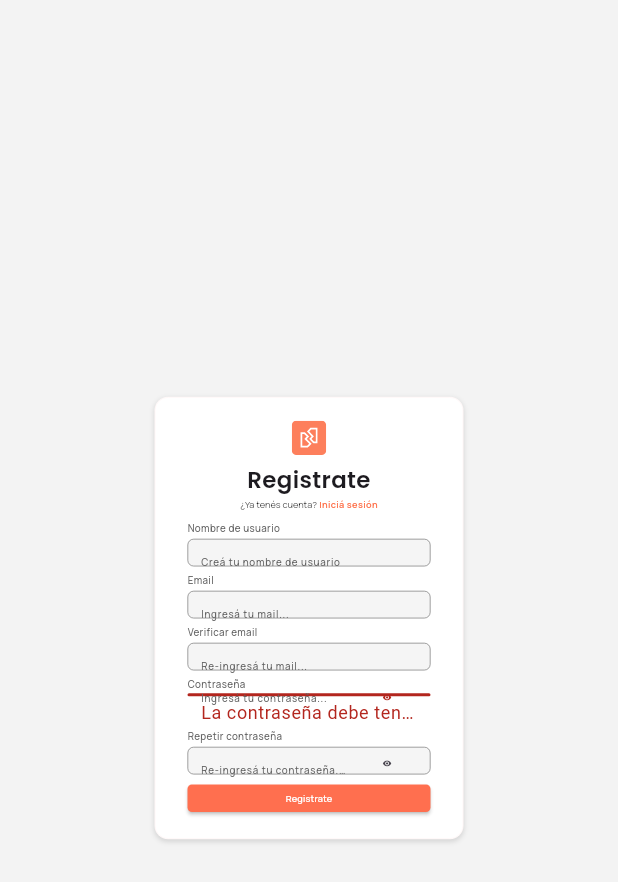
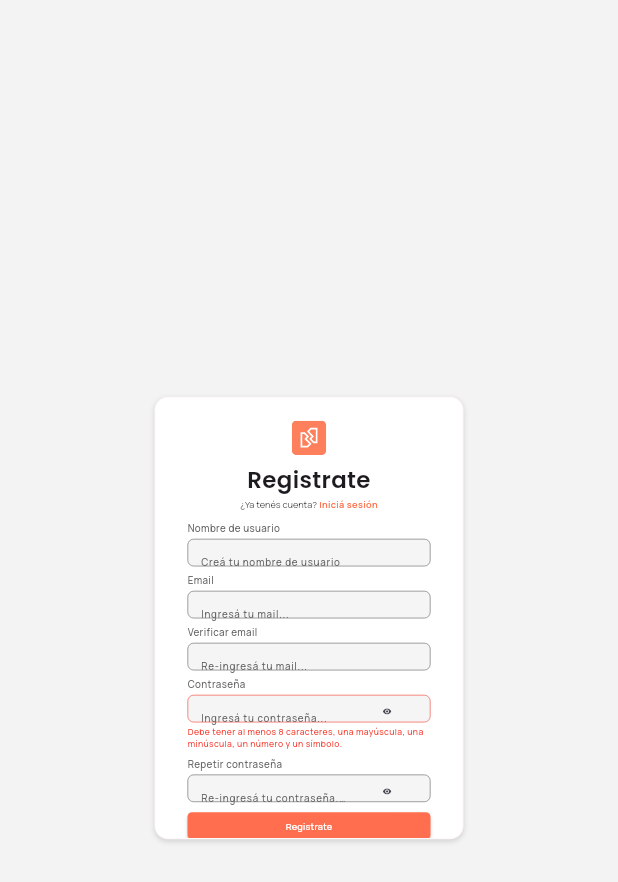
Before and after one commit to jaimeamigoUTDT/billbreaker_admin, a Flutter app: the RegisterPage screen opened by its route, after a tap on "Registrate", on a phone screen of 412 x 824 dp. Shown: the top 882 px of the screen. Run offline on Flutter 3.47's test engine with Material 3 defaults, Android fonts, the phone set to English and light mode, and no system bars; our stand-ins replace flutter_svg, get, go_router, google_fonts, shared_preferences; missing offline and left inert: adaptive_scrollbar, universal_html; accounts and stored records are empty; network calls fail.

Commit message:
un cambio mas

```diff
--- a/lib/app/pages/register/register_view.dart
+++ b/lib/app/pages/register/register_view.dart
@@ -21,6 +21,8 @@ class _RegisterPageState extends State<RegisterPage> {
 
   String? _usernameError;
   String? _passwordError;
+  String? _emailError;
+  String? _verifyEmailError;
 
   bool _obscurePassword = true;
   bool _obscureVerifyPassword = true;
@@ -47,20 +49,20 @@ class _RegisterPageState extends State<RegisterPage> {
     setState(() {
       _usernameError = null;
       _passwordError = null;
+      _emailError = null;
+      _verifyEmailError = null;
     });
 
-    if (_userNameController.text.contains('-')) {
-      setState(() => _usernameError = 'No se permiten guiones en el nombre de usuario.');
+    if (_userNameController.text.contains('_') || _userNameController.text.contains('-')) {
+      setState(() => _usernameError = 'No se permiten guiones bajos ni guiones en el nombre de usuario.');
       return;
     }
 
     if (_emailRegisterController.text != _emailVerifyController.text) {
-      ScaffoldMessenger.of(context).showSnackBar(
-        const SnackBar(
-          content: Text('Los correos electrónicos no coinciden'),
-          backgroundColor: Colors.red,
-        ),
-      );
+      setState(() {
+        _emailError = 'Los correos no coinciden';
+        _verifyEmailError = 'Los correos no coinciden';
+      });
       return;
     }
 
@@ -76,7 +78,7 @@ class _RegisterPageState extends State<RegisterPage> {
 
     if (!_validatePassword(_passwordRegisterController.text)) {
       setState(() => _passwordError =
-          'La contraseña debe tener al menos 8 caracteres,\nuna mayúscula, una minúscula, un número y un símbolo.');
+          'Debe tener al menos 8 caracteres, una mayúscula, una minúscula, un número y un símbolo.');
       return;
     }
 
@@ -166,7 +168,6 @@ class _RegisterPageState extends State<RegisterPage> {
                               fontWeight: FontWeight.w600,
                             ),
                           ),
-                          //SizedBox(height: scaled(6)),
                           Center(
                             child: RichText(
                               text: TextSpan(
@@ -202,8 +203,8 @@ class _RegisterPageState extends State<RegisterPage> {
                             controller: _userNameController,
                             errorText: _usernameError,
                             onChanged: (value) {
-                              if (value.contains('_')) {
-                                setState(() => _usernameError = 'No se permiten guiones bajos en el nombre de usuario.');
+                              if (value.contains('_') || value.contains('-')) {
+                                setState(() => _usernameError = 'No se permiten guiones bajos ni guiones en el nombre de usuario.');
                               } else {
                                 setState(() => _usernameError = null);
                               }
@@ -217,6 +218,7 @@ class _RegisterPageState extends State<RegisterPage> {
                             label: 'Email',
                             hint: 'Ingresá tu mail...',
                             controller: _emailRegisterController,
+                            errorText: _emailError,
                             width: fieldWidth,
                             height: fieldHeight,
                           ),
@@ -226,6 +228,7 @@ class _RegisterPageState extends State<RegisterPage> {
                             label: 'Verificar email',
                             hint: 'Re-ingresá tu mail...',
                             controller: _emailVerifyController,
+                            errorText: _verifyEmailError,
                             width: fieldWidth,
                             height: fieldHeight,
                           ),
@@ -239,7 +242,7 @@ class _RegisterPageState extends State<RegisterPage> {
                             errorText: _passwordError,
                             onChanged: (value) {
                               if (!_validatePassword(value)) {
-                                setState(() => _passwordError = 'Debe tener al menos 8 caracteres,una mayúscula, una minúscula, un número y un símbolo.');
+                                setState(() => _passwordError = 'Debe tener al menos 8 caracteres, una mayúscula, una minúscula, un número y un símbolo.');
                               } else {
                                 setState(() => _passwordError = null);
                               }
@@ -355,15 +358,23 @@ class _RegisterPageState extends State<RegisterPage> {
                     fontWeight: FontWeight.w500,
                     color: const Color(0xFF666666),
                   ),
-                  errorText: errorText,
-                  border: OutlineInputBorder(borderRadius: BorderRadius.circular(scaled(8))),
+                  border: OutlineInputBorder(
+                    borderRadius: BorderRadius.circular(scaled(10)),
+                    borderSide: BorderSide(color: errorText != null ? Colors.red : const Color(0xFF666666)),
+                  ),
                   enabledBorder: OutlineInputBorder(
                     borderRadius: BorderRadius.circular(scaled(10)),
-                    borderSide: BorderSide(color: const Color(0xFF666666), width: scaled(1)),
+                    borderSide: BorderSide(
+                      color: errorText != null ? Colors.red : const Color(0xFF666666),
+                      width: scaled(1),
+                    ),
                   ),
                   focusedBorder: OutlineInputBorder(
                     borderRadius: BorderRadius.circular(scaled(10)),
-                    borderSide: BorderSide(color: const Color(0xFFFE724C), width: scaled(2)),
+                    borderSide: BorderSide(
+                      color: errorText != null ? Colors.red : const Color(0xFFFE724C),
+                      width: scaled(2),
+                    ),
                   ),
                   filled: true,
                   fillColor: Colors.grey[100],
@@ -379,6 +390,17 @@ class _RegisterPageState extends State<RegisterPage> {
                 ),
               ),
             ),
+            if (errorText != null) ...[
+              SizedBox(height: scaled(6)),
+              Text(
+                errorText,
+                style: GoogleFonts.manrope(
+                  color: Colors.red,
+                  fontSize: scaled(14),
+                  fontWeight: FontWeight.w500,
+                ),
+              ),
+            ],
           ],
         ),
       ),
```
